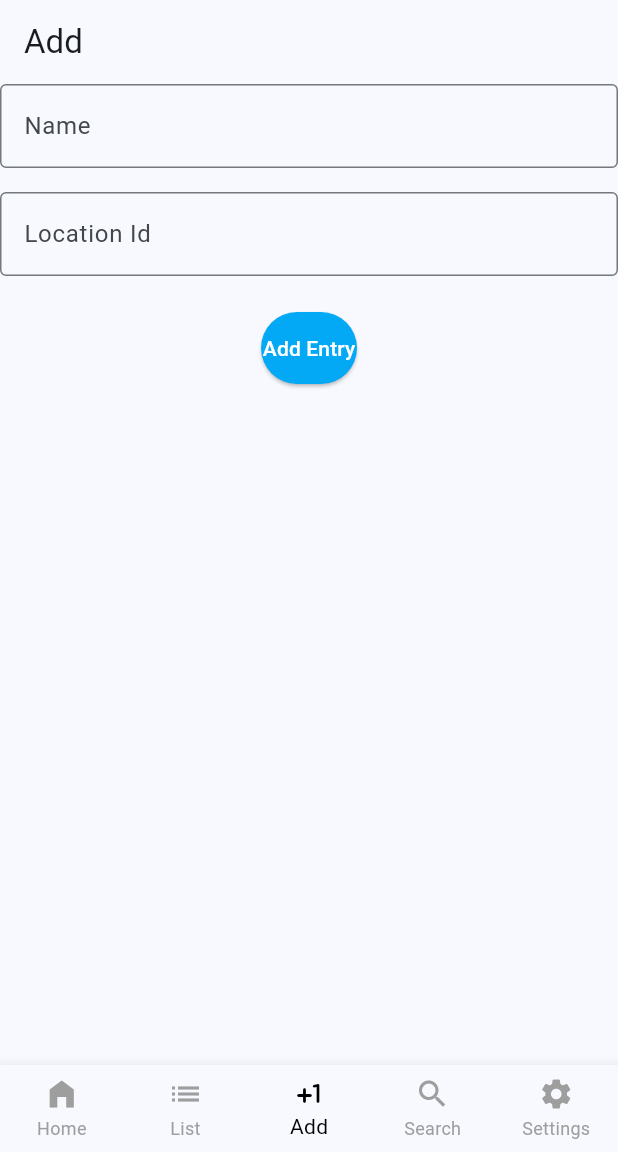
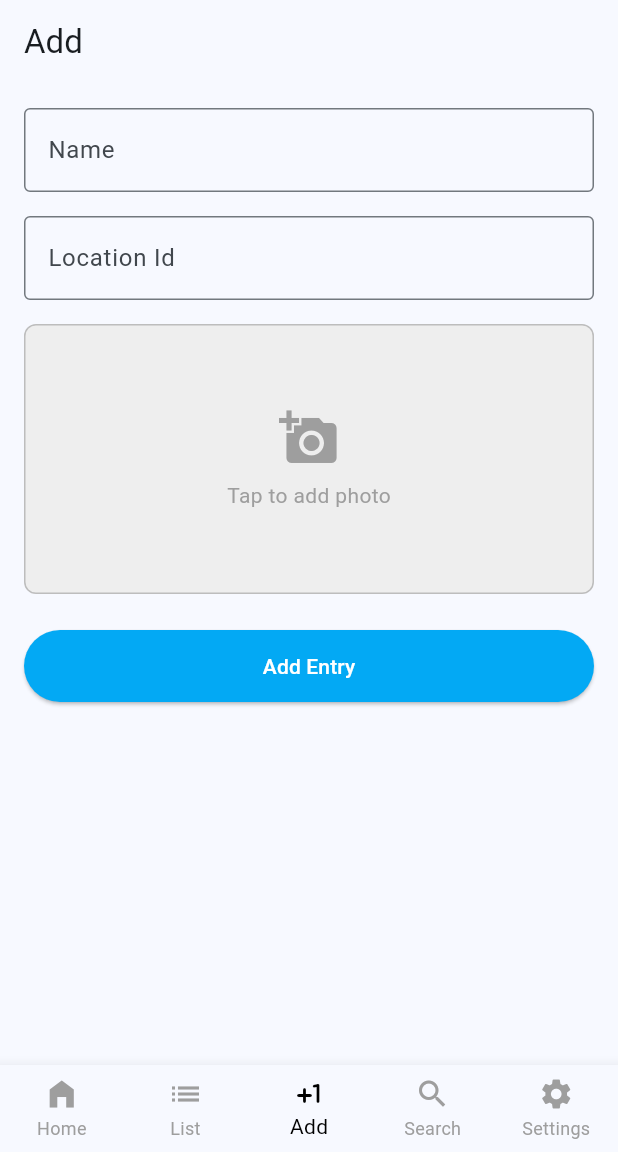
Before and after one commit to mycatdaphne/AtlasIMS, a Flutter app: the screen it shows after launch, item 3 of the bottom bar chosen, on a phone screen of 412 x 824 dp, the part 84-1236 px from its top. Run offline on Flutter 3.47's test engine with Material 3 defaults, Android fonts, the phone set to English and light mode, and no system bars; our stand-ins replace firebase_core, go_router, image_picker, sqflite; accounts and stored records are empty; generated files the repository leaves out were written again.

Commit message:
local storage working successfully.

```diff
--- a/atlas_ims/lib/data/schema/entry.dart
+++ b/atlas_ims/lib/data/schema/entry.dart
@@ -8,7 +8,7 @@ class Entry{
     this.id,
     required this.name,
     required this.locationId,
-    required this.imagePath
+    this.imagePath
   });
 
   Map<String, dynamic> toMap() {
@@ -26,7 +26,7 @@ class Entry{
       id: map['id'] as int?,
       name: map['name'] as String,
       locationId: map['location_id'] as int,
-      imagePath: map['imagePath'] as String,
+      imagePath: map['image_path'] as String,
     );
   }
 
--- a/atlas_ims/lib/views/add.dart
+++ b/atlas_ims/lib/views/add.dart
@@ -47,30 +47,53 @@ class _AtlasAddState extends State<AtlasAdd> {
   }
 
   Future<void> _submit() async {
+    if (!_formkey.currentState!.validate()) return;
+    setState(() => _submitting = true);
+
+    try {
+      String? savedPath;
+      if (_pickedImage != null) {
+        savedPath = await _imageController.storeImgPath(_pickedImage!);
+      }
+
       final entry = Entry(
-      name :_nameController.text.trim(),
-      locationId: int.parse(_locationIdController.text.trim())
-      imagePath: ,
+        name: _nameController.text.trim(),
+        locationId: int.parse(_locationIdController.text.trim()),
+        imagePath: savedPath,
       );
-
       final newId = await widget.db.addEntry(entry);
 
-    bool _submitting = false;
-
+      if (!mounted) return;
+      ScaffoldMessenger.of(context).showSnackBar(
+        SnackBar(content: Text('Added #$newId')),
+      );
       _nameController.clear();
       _locationIdController.clear();
       _formkey.currentState!.reset();
+      setState(() => _pickedImage = null);
+    } catch (e) {
+      if (!mounted) return;
+      ScaffoldMessenger.of(context).showSnackBar(
+        SnackBar(content: Text('Failed to add $e')),
+      );
+    } finally {
+      if (mounted) setState(() => _submitting = false);
     }
+
+
+    }
+
+
 
   @override
   Widget build(BuildContext context) {
     return Scaffold(
       appBar: AppBar(title: const Text('Add')),
-      body: Center(
+      body: Padding(
+        padding: const EdgeInsets.all(16),
         child: Form(
           key: _formkey,
-          child: Column(
-            crossAxisAlignment: CrossAxisAlignment.center,
+          child: ListView(
             children: [
               TextFormField(
                 controller: _nameController,
@@ -93,19 +116,34 @@ class _AtlasAddState extends State<AtlasAdd> {
                   labelText: 'Location Id',
                   border: OutlineInputBorder(),
                 ),
+                keyboardType: TextInputType.number,
                 textInputAction: TextInputAction.done,
-                onFieldSubmitted: (_) =>  _submit(),
+                onFieldSubmitted: (_) => _submit(),
+                validator: (value) {
+                  if (value == null || value.trim().isEmpty) {
+                    return 'Location ID is required';
+                  }
+                  if (int.tryParse(value.trim()) == null) {
+                    return 'Must be a whole number';
+                  }
+                  return null;
+                },
               ),
+              const SizedBox(height: 16),
+
+              // ----- IMAGE SECTION -----
+              _buildImagePreview(),
               const SizedBox(height: 24),
+
               ElevatedButton(
                 onPressed: _submitting ? null : _submit,
                 style: ElevatedButton.styleFrom(
-                padding: const EdgeInsets.symmetric(vertical:14),
+                  padding: const EdgeInsets.symmetric(vertical: 14),
                   backgroundColor: Colors.lightBlue,
                   foregroundColor: Colors.white,
                 ),
-              child: _submitting ?
-              const SizedBox(
+                child: _submitting
+                    ? const SizedBox(
                         height: 20,
                         width: 20,
                         child: CircularProgressIndicator(
@@ -114,11 +152,91 @@ class _AtlasAddState extends State<AtlasAdd> {
                         ),
                       )
                     : const Text('Add Entry'),
-              )
+              ),
             ],
           ),
         ),
       ),
     );
   }
+
+  Widget _buildImagePreview() {
+    return Stack(
+      children: [
+        InkWell(
+          onTap: _showImageSourceSheet,
+          child: Container(
+            height: 180,
+            width: double.infinity,
+            decoration: BoxDecoration(
+              color: Colors.grey.shade200,
+              borderRadius: BorderRadius.circular(8),
+              border: Border.all(color: Colors.grey.shade400),
+            ),
+            child: _pickedImage == null
+                ? const Column(
+                    mainAxisAlignment: MainAxisAlignment.center,
+                    children: [
+                      Icon(Icons.add_a_photo, size: 40, color: Colors.grey),
+                      SizedBox(height: 8),
+                      Text(
+                        'Tap to add photo',
+                        style: TextStyle(color: Colors.grey),
+                      ),
+                    ],
+                  )
+                : ClipRRect(
+                    borderRadius: BorderRadius.circular(8),
+                    child: Image.file(
+                      _pickedImage!,
+                      fit: BoxFit.cover,
+                      width: double.infinity,
+                    ),
+                  ),
+          ),
+        ),
+        if (_pickedImage != null)
+          Positioned(
+            top: 4,
+            right: 4,
+            child: Material(
+              color: Colors.black54,
+              shape: const CircleBorder(),
+              child: IconButton(
+                icon: const Icon(Icons.close, color: Colors.white, size: 18),
+                onPressed: () => setState(() => _pickedImage = null),
+              ),
+            ),
+          ),
+      ],
+    );
   }
+
+  void _showImageSourceSheet() {
+    showModalBottomSheet(
+      context: context,
+      builder: (_) => SafeArea(
+        child: Wrap(
+          children: [
+            ListTile(
+              leading: const Icon(Icons.photo_camera),
+              title: const Text('Take a photo'),
+              onTap: () {
+                Navigator.pop(context);
+                _pickImg(ImageSource.camera);
+              },
+            ),
+            ListTile(
+              leading: const Icon(Icons.photo_library),
+              title: const Text('Choose from gallery'),
+              onTap: () {
+                Navigator.pop(context);
+                _pickImg(ImageSource.gallery);
+              },
+            ),
+          ],
+        ),
+      ),
+    );
+  }
+}
```
Also changed, not shown: atlas_ims/lib/data/sqlstorage.dart (+13 -7 lines). Lines whose indentation alone changed are shown as unchanged.
